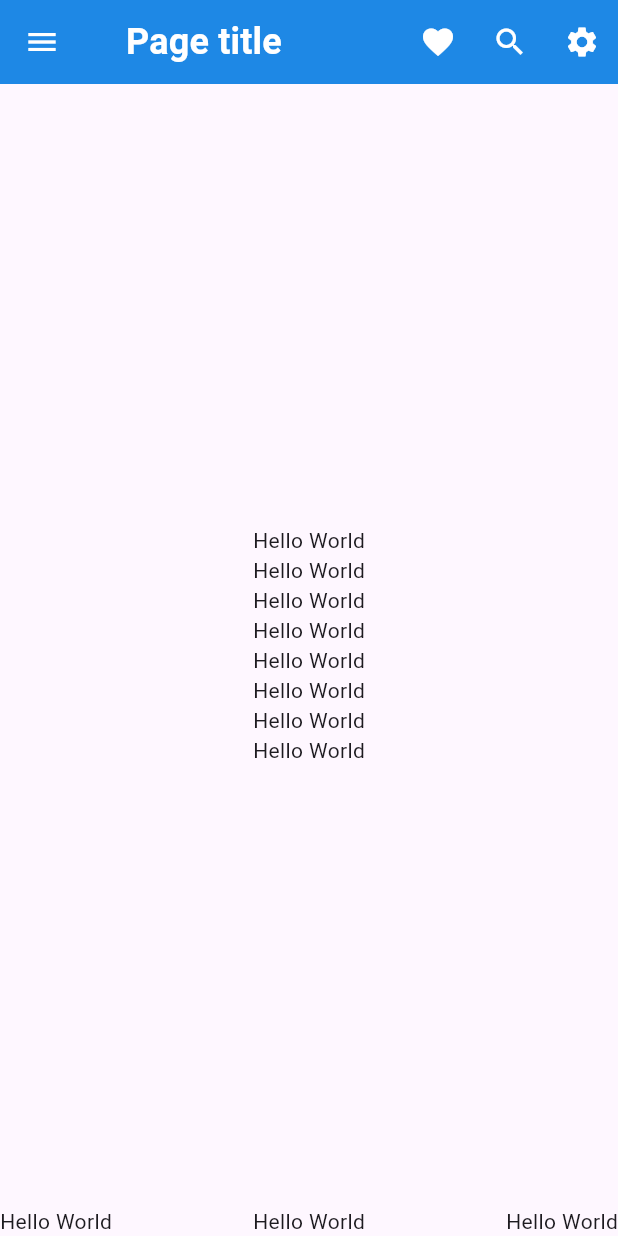
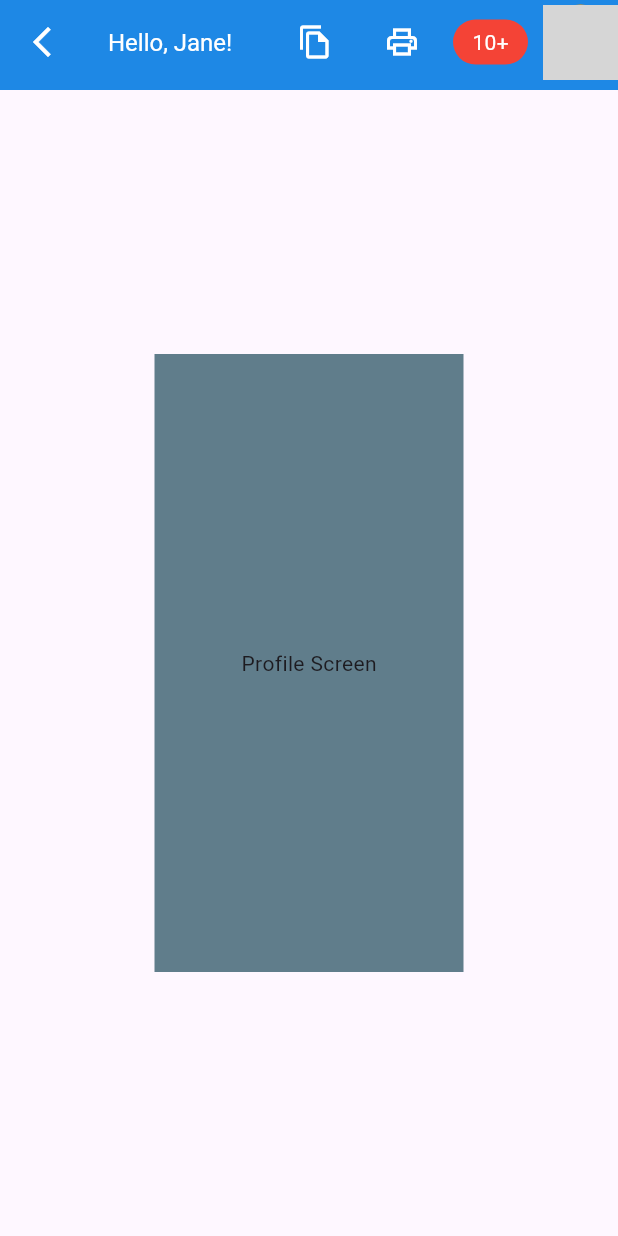
Before and after one commit to tra99/Flutter_course, a Flutter app: the screen it shows after launch, after a tap on the "settings" icon, on a phone screen of 412 x 824 dp. Run offline on Flutter 3.47's test engine with Material 3 defaults, Android fonts, the light colour scheme and no system bars; network calls fail; grey boxes are pictures that could not be loaded.

Commit message:
day 2 custom appBar

```diff
--- /dev/null
+++ b/lib/components/custom_app_bar.dart
@@ -0,0 +1,74 @@
+import 'package:flutter/material.dart';
+
+class CustomAppBar extends StatelessWidget {
+  final String name;
+  final String? number;
+  final ImageProvider? image;
+  final IconData? icon1;
+  final IconData? icon2;
+  final Color? titleColor;
+  const CustomAppBar({
+    super.key,
+    required this.name,
+    this.number,
+    this.image,
+    this.icon1,
+    this.icon2,
+    this.titleColor,
+  });
+
+  @override
+  Widget build(BuildContext context) {
+    return AppBar(
+      backgroundColor: Colors.blue.shade600,
+      title: Text(
+        "Hello, Jane!",
+        style: TextStyle(color: titleColor, fontSize: 16),
+      ),
+      leading: IconButton(onPressed: (){Navigator.pop(context);},icon: Icon(Icons.arrow_back_ios_new_outlined,color:Colors.white,),),
+      actions: [
+        Row(
+          children: [
+            IconButton(
+              onPressed: () {},
+              icon: Icon(Icons.file_copy_outlined, color: Colors.white),
+            ),
+            SizedBox(width: 10),
+            IconButton(
+              onPressed: () {},
+              icon: Icon(Icons.print_outlined, color: Colors.white),
+            ),
+            SizedBox(width: 10),
+            Container(
+              width: 50,
+              height: 30,
+              decoration: BoxDecoration(
+                color: Colors.red,
+                borderRadius: BorderRadius.circular(20),
+              ),
+              child: Center(child: Text("10+", style: TextStyle(color: titleColor))),
+            ),
+            SizedBox(width: 10),
+            Container(
+              width: 50,
+              height: 50,
+              decoration: BoxDecoration(
+                borderRadius: BorderRadius.circular(50),
+                color: Colors.orange,
+              ),
+              child: ClipRRect(
+                borderRadius: BorderRadius.circular(50),
+                child: Image.network(
+                  height: 50,
+                  width: 50,
+                  "https://tse3.mm.bing.net/th/id/OIP.kN8tEO6_wPf1PMEofLrdTgHaGh?cb=12ucfimg=1&rs=1&pid=ImgDetMain&o=7&rm=3",
+                  fit: BoxFit.cover,
+                ),
+              ),
+            ),
+          ],
+        ),
+      ],
+    );
+  }
+}
--- a/lib/screen/home_screen.dart
+++ b/lib/screen/home_screen.dart
@@ -3,6 +3,7 @@
 // stf= Statefull
 
 import 'package:flutter/material.dart';
+import 'package:full_course_app/screen/profile_screen.dart';
 
 class MyHomeScreen extends StatelessWidget {
   const MyHomeScreen({super.key});
@@ -42,7 +43,9 @@ class MyHomeScreen extends StatelessWidget {
                 icon: Icon(Icons.search, color: Colors.white),
               ),
               IconButton(
-                onPressed: () {},
+                onPressed: () {
+                  Navigator.push(context, MaterialPageRoute(builder: (context)=>ProfileScreen()));
+                },
                 icon: Icon(Icons.settings, color: Colors.white),
               ),
             ],
--- a/lib/screen/profile_screen.dart
+++ b/lib/screen/profile_screen.dart
@@ -1,21 +1,55 @@
 import 'package:flutter/material.dart';
+import 'package:full_course_app/components/custom_app_bar.dart';
 
-class MyWidget extends StatefulWidget {
-  const MyWidget({super.key});
+class ProfileScreen extends StatefulWidget {
+  const ProfileScreen({super.key});
 
   @override
-  State<MyWidget> createState() => _MyWidgetState();
+  State<ProfileScreen> createState() => _ProfileScreenState();
 }
 
-class _MyWidgetState extends State<MyWidget> {
+class _ProfileScreenState extends State<ProfileScreen> {
   @override
   void initState() {
-
     super.initState();
   }
 
   @override
   Widget build(BuildContext context) {
-    return const Placeholder();
+    final screenWidth=MediaQuery.of(context).size.width;
+    final screenHeight=MediaQuery.of(context).size.height;
+    return Scaffold(
+      appBar: PreferredSize(
+        preferredSize: Size.fromHeight(60),
+        child: CustomAppBar(name: "Hey, Jane!", titleColor: Colors.white),
+      ),
+      body: Center(
+        child: Container(
+          width: screenWidth*0.5,
+          height: screenHeight*0.5,
+          decoration: BoxDecoration(
+            color: Colors.blueGrey,),
+          child: Center(
+            child: Text("Profile Screen"),
+          ),
+        ),
+      ),
+      // bottomNavigationBar: BottomNavigationBar(
+      //   items: const <BottomNavigationBarItem>[
+      //     BottomNavigationBarItem(
+      //       icon: Icon(Icons.home),
+      //       label: 'Home',
+      //     ),
+      //     BottomNavigationBarItem(
+      //       icon: Icon(Icons.business),
+      //       label: 'Business',
+      //     ),
+      //     BottomNavigationBarItem(
+      //       icon: Icon(Icons.school),
+      //       label: 'School',
+      //     ),
+      //   ],
+      // ),
+    );
   }
 }
```
